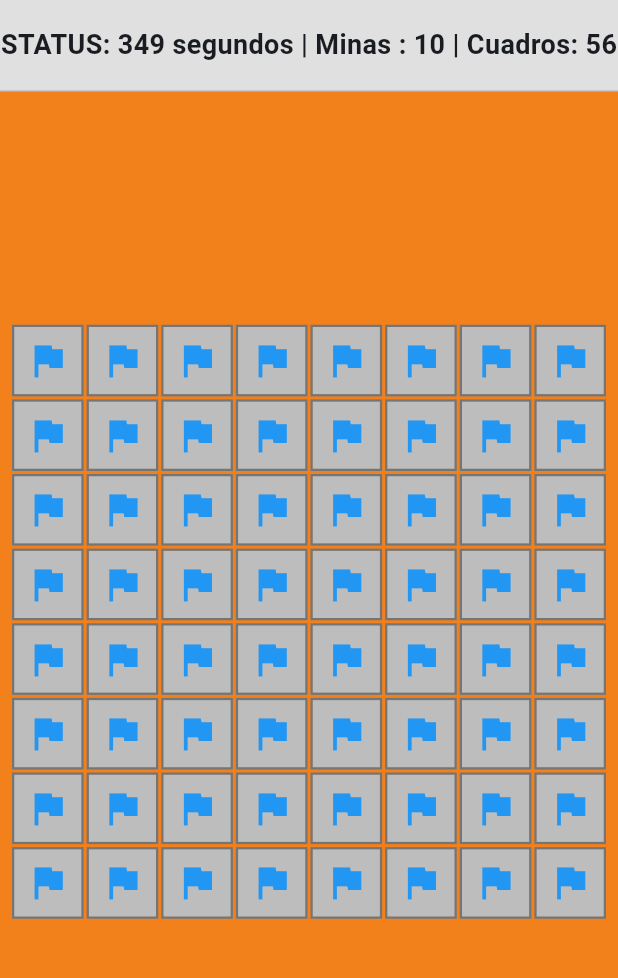
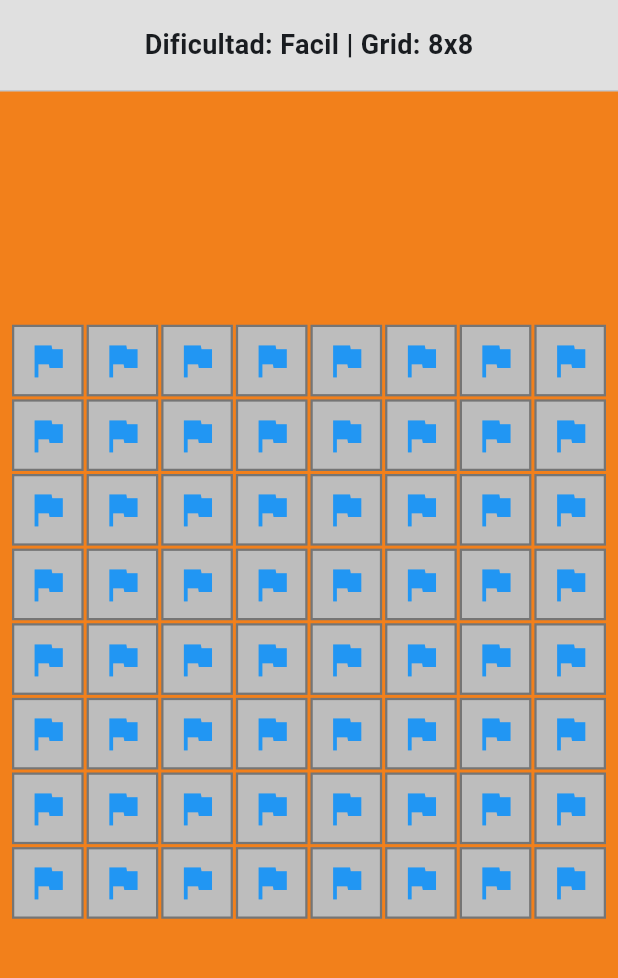
Before and after one commit to danielmnz/3479A321_2021479044, a Flutter app: the screen it shows after launch, after a tap on "IR AL JUEGO", on a phone screen of 412 x 824 dp, the part 84-1062 px from its top. Run offline on Flutter 3.47's test engine with Material 3 defaults, Android fonts, the phone set to English and light mode, and no system bars; our stand-ins replace logger.

Commit message:
menú navegacion e interacción entre pantallas

```diff
--- a/lib/ui/screens/menu_screen.dart
+++ b/lib/ui/screens/menu_screen.dart
@@ -6,7 +6,7 @@
   @override
   Widget build(BuildContext context) {
     return Scaffold(
-      appBar: AppBar(title: Text("Menú")),
+      appBar: AppBar(title: const Text("Menú")),
       body: Center(
         child: Column(
           children: [
@@ -18,7 +18,11 @@
             SizedBox(height: 9),
 
             ElevatedButton(
-              onPressed: () => Navigator.pushNamed(context, '/game'),
+              onPressed: () => Navigator.pushNamed(
+                context,
+                '/game',
+                arguments: {'difficulty' : 'Facil', 'gridSize': 8},
+              ),
               child: const Text('IR AL JUEGO'),
             ),
           ],
--- a/lib/ui/screens/minesweeper_screen.dart
+++ b/lib/ui/screens/minesweeper_screen.dart
@@ -8,6 +8,10 @@
   const MinesweeperScreen({Key? key}) : super(key: key);
   @override
   Widget build(BuildContext context) {
+    final args = ModalRoute.of(context)?.settings.arguments as Map<String, dynamic>?;
+    final String difficulty = args?['difficulty'] ?? 'Desconocida';
+    final int gridSize = args?['gridSize'] ?? 8;
+
     return Scaffold(
       appBar: AppBar(
         title: const Text('Buscaminas'),
@@ -30,9 +34,9 @@
             Container(
               height: 60,
               color: Colors.grey[300],
-              child: const Center(
+              child: Center(
                 child: Text(
-                  "STATUS: 349 segundos | Minas : 10 | Cuadros: 56",
+                  "Dificultad: $difficulty | Grid: ${gridSize}x$gridSize",
                   style: TextStyle(fontWeight: FontWeight.bold, fontSize: 18),
                 ),
               ),
```
